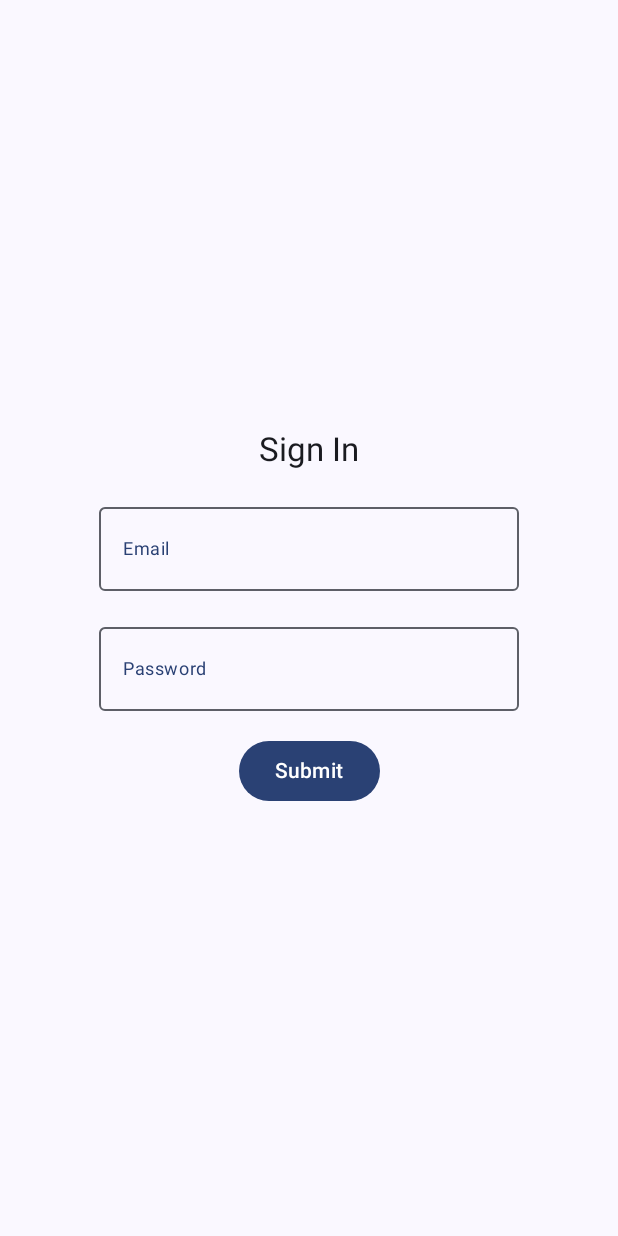
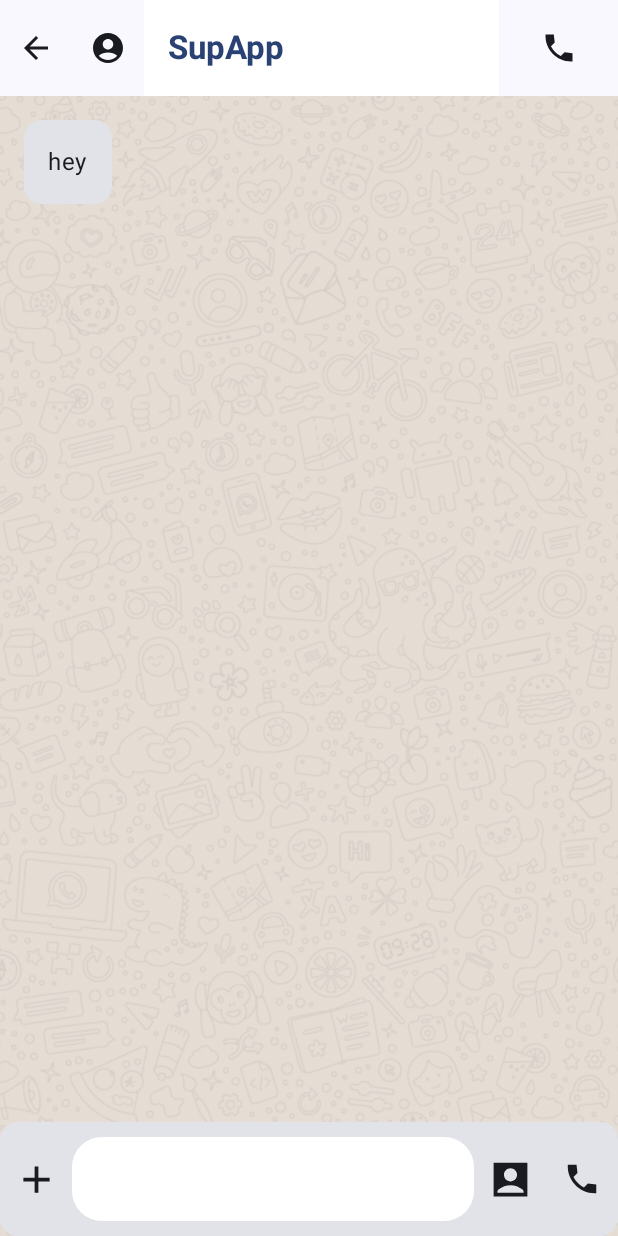
Before and after one commit to UsmanQT/Sup-App, an Android app built with Jetpack Compose: the screen it shows after launch (MainActivity), after a tap on "Submit", on a phone screen of 412 x 824 dp. Run offline under Robolectric (Android 15) with nearby library versions, the phone set to English and light mode, and no system bars.

```diff
--- a/app/src/main/java/com/example/sup/MainActivity.kt
+++ b/app/src/main/java/com/example/sup/MainActivity.kt
@@ -3,53 +3,15 @@ package com.example.sup
 import android.os.Bundle
 import androidx.activity.ComponentActivity
 import androidx.activity.compose.setContent
-import androidx.compose.foundation.Image
-import androidx.compose.foundation.layout.Arrangement
-import androidx.compose.foundation.layout.Box
-import androidx.compose.foundation.layout.Column
-import androidx.compose.foundation.layout.Row
 import androidx.compose.foundation.layout.fillMaxSize
-import androidx.compose.foundation.layout.fillMaxWidth
-import androidx.compose.foundation.layout.padding
-import androidx.compose.foundation.layout.size
-import androidx.compose.foundation.shape.RoundedCornerShape
-import androidx.compose.material.icons.Icons
-import androidx.compose.material3.Icon
-import androidx.compose.material.icons.sharp.AccountBox
-import androidx.compose.material.icons.sharp.AccountCircle
-import androidx.compose.material.icons.sharp.Add
-import androidx.compose.material.icons.sharp.ArrowBack
-import androidx.compose.material.icons.sharp.Call
-import androidx.compose.material.icons.sharp.Send
-import androidx.compose.material3.Card
-import androidx.compose.material3.CenterAlignedTopAppBar
-import androidx.compose.material3.ExperimentalMaterial3Api
-import androidx.compose.material3.IconButton
 import androidx.compose.material3.MaterialTheme
-import androidx.compose.material3.Scaffold
 import androidx.compose.material3.Surface
-import androidx.compose.material3.Text
-import androidx.compose.material3.TextField
-import androidx.compose.material3.TextFieldDefaults
-import androidx.compose.material3.TopAppBar
-import androidx.compose.material3.TopAppBarDefaults
 import androidx.compose.runtime.Composable
-import androidx.compose.runtime.getValue
-import androidx.compose.runtime.mutableStateOf
-import androidx.compose.runtime.remember
-import androidx.compose.runtime.setValue
-import androidx.compose.runtime.getValue
-import androidx.compose.ui.Alignment
 import androidx.compose.ui.Modifier
-import androidx.compose.ui.graphics.Color
-import androidx.compose.ui.layout.ContentScale
-import androidx.compose.ui.res.painterResource
-import androidx.compose.ui.text.TextStyle
-import androidx.compose.ui.text.font.FontWeight
 import androidx.compose.ui.tooling.preview.Preview
-import androidx.compose.ui.unit.dp
-import com.example.sup.components.ReceiverMessageBubbles
-import com.example.sup.components.SenderMessageBubbles
+import androidx.navigation.compose.NavHost
+import androidx.navigation.compose.composable
+import androidx.navigation.compose.rememberNavController
 import com.example.sup.ui.theme.SupTheme
 
 class MainActivity : ComponentActivity() {
@@ -62,7 +24,15 @@ class MainActivity : ComponentActivity() {
                     modifier = Modifier.fillMaxSize(),
                     color = MaterialTheme.colorScheme.background
                 ) {
-                    SignInScreen()
+                    val navController = rememberNavController()
+                    NavHost(navController = navController, startDestination = "sign-in", builder = {
+                        composable("sign-in") {
+                            SignInScreen(modifier = Modifier, navController)
+                        }
+                        composable("chat-screen") {
+                            SupAppLayout()
+                        }
+                    })
                 }
             }
         }
--- a/app/src/main/java/com/example/sup/SignIn.kt
+++ b/app/src/main/java/com/example/sup/SignIn.kt
@@ -4,7 +4,6 @@ import androidx.compose.foundation.layout.Arrangement
 import androidx.compose.foundation.layout.Column
 import androidx.compose.foundation.layout.fillMaxSize
 import androidx.compose.foundation.layout.padding
-import androidx.compose.foundation.layout.wrapContentSize
 import androidx.compose.foundation.text.KeyboardOptions
 import androidx.compose.ui.text.input.KeyboardType
 import androidx.compose.material3.Button
@@ -20,12 +19,12 @@ import androidx.compose.runtime.setValue
 import androidx.compose.ui.Alignment
 import androidx.compose.ui.Modifier
 import androidx.compose.ui.text.input.PasswordVisualTransformation
-import androidx.compose.ui.text.input.VisualTransformation
 import androidx.compose.ui.unit.dp
+import androidx.navigation.NavController
 
 @Composable
 
-fun SignInScreen(modifier: Modifier = Modifier) {
+fun SignInScreen(modifier: Modifier = Modifier, navController: NavController) {
     var emailText by remember {
         mutableStateOf("")
     }
@@ -71,7 +70,7 @@ fun SignInScreen(modifier: Modifier = Modifier) {
                 visualTransformation = PasswordVisualTransformation(),
                 modifier = modifier.padding(bottom = 16.dp)
                 )
-            Button(onClick = { /*TODO*/ }) {
+            Button(onClick = { navController.navigate("chat-screen") }) {
                 Text(text = "Submit")
              }
         }
```
